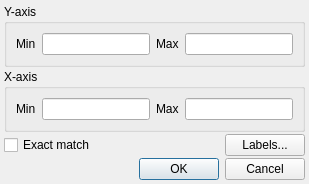
Above: CScaleDlg.ui from max-privato/FunPlot before the change. Below: the same form after it.
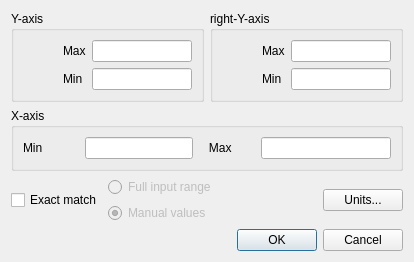
That is the form after the change.

Commit message: Updated to 2018's PlotXY CLineCalc

Patch:
```diff
--- a/CScaleDlg.ui
+++ b/CScaleDlg.ui
@@ -6,8 +6,8 @@
    <rect>
     <x>0</x>
     <y>0</y>
-    <width>364</width>
-    <height>232</height>
+    <width>361</width>
+    <height>237</height>
    </rect>
   </property>
   <property name="sizePolicy">
@@ -20,52 +20,124 @@
    <string>Plot Scale Setup</string>
   </property>
   <layout class="QVBoxLayout" name="verticalLayout">
-   <property name="spacing">
-    <number>2</number>
-   </property>
    <property name="sizeConstraint">
     <enum>QLayout::SetFixedSize</enum>
    </property>
-   <property name="leftMargin">
-    <number>4</number>
-   </property>
-   <property name="topMargin">
-    <number>4</number>
-   </property>
-   <property name="rightMargin">
-    <number>4</number>
-   </property>
-   <property name="bottomMargin">
-    <number>4</number>
-   </property>
    <item>
-    <widget class="QGroupBox" name="yGroupBox">
-     <property name="title">
-      <string>Y-axis</string>
-     </property>
-     <layout class="QHBoxLayout" name="horizontalLayout">
-      <item>
-       <widget class="QLabel" name="yMinLbl">
-        <property name="text">
-         <string>Min</string>
-        </property>
-       </widget>
-      </item>
-      <item>
-       <widget class="QLineEdit" name="yMinEdit"/>
-      </item>
-      <item>
-       <widget class="QLabel" name="uMaxLbl">
-        <property name="text">
-         <string>Max</string>
-        </property>
-       </widget>
-      </item>
-      <item>
-       <widget class="QLineEdit" name="yMaxEdit"/>
-      </item>
-     </layout>
-    </widget>
+    <layout class="QHBoxLayout" name="horizontalLayout">
+     <item>
+      <widget class="QGroupBox" name="yGroupBox">
+       <property name="title">
+        <string>Y-axis</string>
+       </property>
+       <layout class="QGridLayout" name="gridLayout_2">
+        <item row="0" column="2">
+         <widget class="QLineEdit" name="yMaxEdit">
+          <property name="maximumSize">
+           <size>
+            <width>100</width>
+            <height>16777215</height>
+           </size>
+          </property>
+         </widget>
+        </item>
+        <item row="0" column="1">
+         <widget class="QLabel" name="uMaxLbl">
+          <property name="text">
+           <string>Max</string>
+          </property>
+         </widget>
+        </item>
+        <item row="3" column="2">
+         <widget class="QLineEdit" name="yMinEdit">
+          <property name="maximumSize">
+           <size>
+            <width>100</width>
+            <height>16777215</height>
+           </size>
+          </property>
+         </widget>
+        </item>
+        <item row="3" column="1">
+         <widget class="QLabel" name="yMinLbl">
+          <property name="text">
+           <string>Min</string>
+          </property>
+         </widget>
+        </item>
+        <item row="0" column="0">
+         <spacer name="horizontalSpacer">
+          <property name="orientation">
+           <enum>Qt::Horizontal</enum>
+          </property>
+          <property name="sizeHint" stdset="0">
+           <size>
+            <width>40</width>
+            <height>20</height>
+           </size>
+          </property>
+         </spacer>
+        </item>
+       </layout>
+      </widget>
+     </item>
+     <item>
+      <widget class="QGroupBox" name="ryGroupBox">
+       <property name="title">
+        <string>right-Y-axis</string>
+       </property>
+       <layout class="QGridLayout" name="gridLayout">
+        <item row="2" column="2">
+         <widget class="QLineEdit" name="ryMinEdit">
+          <property name="maximumSize">
+           <size>
+            <width>100</width>
+            <height>16777215</height>
+           </size>
+          </property>
+         </widget>
+        </item>
+        <item row="0" column="2">
+         <widget class="QLineEdit" name="ryMaxEdit">
+          <property name="maximumSize">
+           <size>
+            <width>100</width>
+            <height>16777215</height>
+           </size>
+          </property>
+         </widget>
+        </item>
+        <item row="2" column="1">
+         <widget class="QLabel" name="ryMaxLbl_2">
+          <property name="text">
+           <string>Min</string>
+          </property>
+         </widget>
+        </item>
+        <item row="0" column="1">
+         <widget class="QLabel" name="ryMaxLbl">
+          <property name="text">
+           <string>Max</string>
+          </property>
+         </widget>
+        </item>
+        <item row="0" column="0">
+         <spacer name="horizontalSpacer_3">
+          <property name="orientation">
+           <enum>Qt::Horizontal</enum>
+          </property>
+          <property name="sizeHint" stdset="0">
+           <size>
+            <width>40</width>
+            <height>20</height>
+           </size>
+          </property>
+         </spacer>
+        </item>
+       </layout>
+      </widget>
+     </item>
+    </layout>
    </item>
    <item>
     <widget class="QGroupBox" name="xGroupBox">
@@ -81,17 +153,37 @@
        </widget>
       </item>
       <item>
-       <widget class="QLineEdit" name="xMinEdit"/>
+       <widget class="QLineEdit" name="xMinEdit">
+        <property name="sizePolicy">
+         <sizepolicy hsizetype="Preferred" vsizetype="Fixed">
+          <horstretch>0</horstretch>
+          <verstretch>0</verstretch>
+         </sizepolicy>
+        </property>
+        <property name="maximumSize">
+         <size>
+          <width>130</width>
+          <height>16777215</height>
+         </size>
+        </property>
+       </widget>
       </item>
       <item>
        <widget class="QLabel" name="xMaxLbl">
         <property name="text">
-         <string>Max</string>
+         <string>   Max</string>
         </property>
        </widget>
       </item>
       <item>
-       <widget class="QLineEdit" name="xMaxEdit"/>
+       <widget class="QLineEdit" name="xMaxEdit">
+        <property name="maximumSize">
+         <size>
+          <width>130</width>
+          <height>16777215</height>
+         </size>
+        </property>
+       </widget>
       </item>
      </layout>
     </widget>
@@ -105,6 +197,36 @@
        </property>
       </widget>
      </item>
+     <item>
+      <layout class="QVBoxLayout" name="verticalLayout_2">
+       <item>
+        <widget class="QRadioButton" name="flRadioBtn">
+         <property name="enabled">
+          <bool>false</bool>
+         </property>
+         <property name="text">
+          <string>Full input range</string>
+         </property>
+         <property name="checked">
+          <bool>false</bool>
+         </property>
+        </widget>
+       </item>
+       <item>
+        <widget class="QRadioButton" name="manRadioBtn">
+         <property name="enabled">
+          <bool>false</bool>
+         </property>
+         <property name="text">
+          <string>Manual values</string>
+         </property>
+         <property name="checked">
+          <bool>true</bool>
+         </property>
+        </widget>
+       </item>
+      </layout>
+     </item>
      <item>
       <spacer name="horizontalSpacer_2">
        <property name="orientation">
@@ -121,7 +243,7 @@
      <item>
       <widget class="QPushButton" name="labelsBtn">
        <property name="text">
-        <string>Labels...</string>
+        <string>Units...</string>
        </property>
       </widget>
      </item>
```
Left out of the diff: 2 changed lines with no effect on the pictures. The commit also changes 7 other files.
